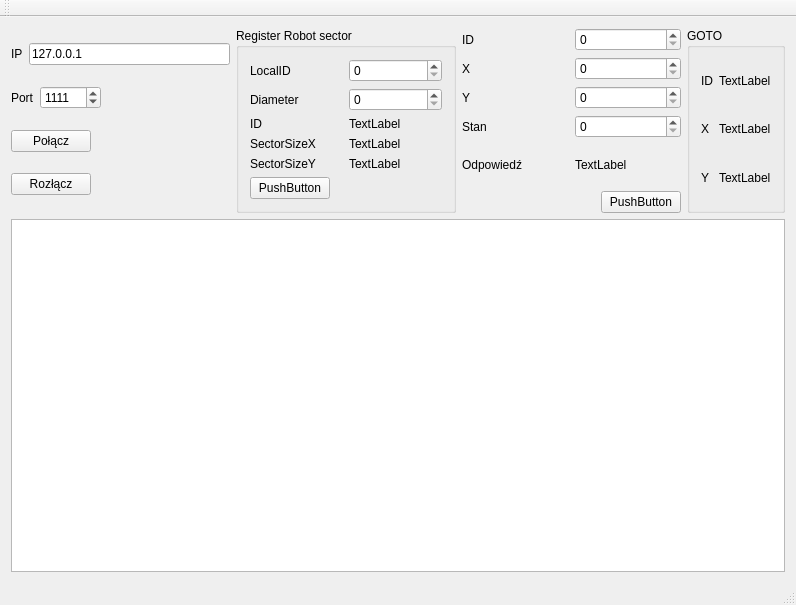
Above: klient/klient.ui from pawelbogner/sys_zdarzeniowe_2013 before the change. Below: the same form after it.
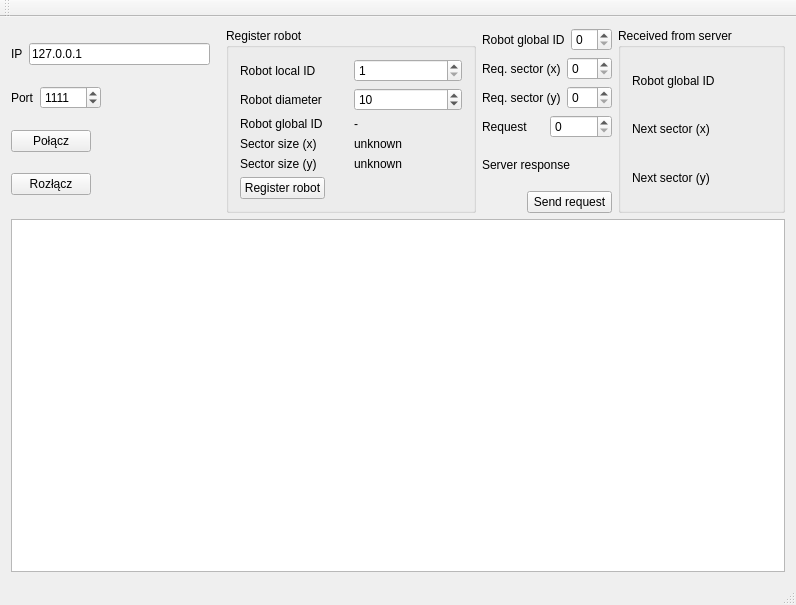
That is the form after the change.

```diff
--- a/klient/klient.ui
+++ b/klient/klient.ui
@@ -35,6 +35,22 @@
             </property>
            </widget>
           </item>
+          <item>
+           <spacer name="horizontalSpacer_6">
+            <property name="orientation">
+             <enum>Qt::Horizontal</enum>
+            </property>
+            <property name="sizeType">
+             <enum>QSizePolicy::Fixed</enum>
+            </property>
+            <property name="sizeHint" stdset="0">
+             <size>
+              <width>10</width>
+              <height>20</height>
+             </size>
+            </property>
+           </spacer>
+          </item>
          </layout>
         </item>
         <item>
@@ -61,6 +77,9 @@
             <property name="orientation">
              <enum>Qt::Horizontal</enum>
             </property>
+            <property name="sizeType">
+             <enum>QSizePolicy::Expanding</enum>
+            </property>
             <property name="sizeHint" stdset="0">
              <size>
               <width>40</width>
@@ -123,8 +142,20 @@
       </item>
       <item>
        <widget class="QGroupBox" name="groupBox">
+        <property name="sizePolicy">
+         <sizepolicy hsizetype="Fixed" vsizetype="Preferred">
+          <horstretch>0</horstretch>
+          <verstretch>0</verstretch>
+         </sizepolicy>
+        </property>
+        <property name="minimumSize">
+         <size>
+          <width>250</width>
+          <height>0</height>
+         </size>
+        </property>
         <property name="title">
-         <string>Register Robot sector</string>
+         <string>Register robot</string>
         </property>
         <layout class="QVBoxLayout" name="verticalLayout_2">
          <item>
@@ -132,12 +163,19 @@
            <item>
             <widget class="QLabel" name="label_3">
              <property name="text">
-              <string>LocalID</string>
+              <string>Robot local ID</string>
              </property>
             </widget>
            </item>
            <item>
-            <widget class="QSpinBox" name="rr_lid"/>
+            <widget class="QSpinBox" name="rr_lid">
+             <property name="minimum">
+              <number>1</number>
+             </property>
+             <property name="value">
+              <number>1</number>
+             </property>
+            </widget>
            </item>
           </layout>
          </item>
@@ -146,12 +184,19 @@
            <item>
             <widget class="QLabel" name="label_4">
              <property name="text">
-              <string>Diameter</string>
+              <string>Robot diameter</string>
              </property>
             </widget>
            </item>
            <item>
-            <widget class="QSpinBox" name="rr_dia"/>
+            <widget class="QSpinBox" name="rr_dia">
+             <property name="minimum">
+              <number>1</number>
+             </property>
+             <property name="value">
+              <number>10</number>
+             </property>
+            </widget>
            </item>
           </layout>
          </item>
@@ -160,14 +205,17 @@
            <item>
             <widget class="QLabel" name="label_5">
              <property name="text">
-              <string>ID</string>
+              <string>Robot global ID</string>
              </property>
             </widget>
            </item>
            <item>
             <widget class="QLabel" name="rr_id">
              <property name="text">
-              <string>TextLabel</string>
+              <string>-</string>
+             </property>
+             <property name="alignment">
+              <set>Qt::AlignLeading|Qt::AlignLeft|Qt::AlignVCenter</set>
              </property>
             </widget>
            </item>
@@ -178,14 +226,17 @@
            <item>
             <widget class="QLabel" name="label_7">
              <property name="text">
-              <string>SectorSizeX</string>
+              <string>Sector size (x)</string>
              </property>
             </widget>
            </item>
            <item>
             <widget class="QLabel" name="rr_ssx">
              <property name="text">
-              <string>TextLabel</string>
+              <string>unknown</string>
+             </property>
+             <property name="alignment">
+              <set>Qt::AlignLeading|Qt::AlignLeft|Qt::AlignVCenter</set>
              </property>
             </widget>
            </item>
@@ -196,14 +247,14 @@
            <item>
             <widget class="QLabel" name="label_9">
              <property name="text">
-              <string>SectorSizeY</string>
+              <string>Sector size (y)</string>
              </property>
             </widget>
            </item>
            <item>
             <widget class="QLabel" name="rr_ssy">
              <property name="text">
-              <string>TextLabel</string>
+              <string>unknown</string>
              </property>
             </widget>
            </item>
@@ -214,7 +265,7 @@
            <item>
             <widget class="QPushButton" name="pushButton_3">
              <property name="text">
-              <string>PushButton</string>
+              <string>Register robot</string>
              </property>
             </widget>
            </item>
@@ -243,7 +294,7 @@
           <item>
            <widget class="QLabel" name="label_6">
             <property name="text">
-             <string>ID</string>
+             <string>Robot global ID</string>
             </property>
            </widget>
           </item>
@@ -257,7 +308,7 @@
           <item>
            <widget class="QLabel" name="label_8">
             <property name="text">
-             <string>X</string>
+             <string>Req. sector (x)</string>
             </property>
            </widget>
           </item>
@@ -271,7 +322,7 @@
           <item>
            <widget class="QLabel" name="label_10">
             <property name="text">
-             <string>Y</string>
+             <string>Req. sector (y)</string>
             </property>
            </widget>
           </item>
@@ -285,7 +336,7 @@
           <item>
            <widget class="QLabel" name="label_11">
             <property name="text">
-             <string>Stan</string>
+             <string>Request</string>
             </property>
            </widget>
           </item>
@@ -299,14 +350,14 @@
           <item>
            <widget class="QLabel" name="label_13">
             <property name="text">
-             <string>Odpowiedź</string>
+             <string>Server response</string>
             </property>
            </widget>
           </item>
           <item>
            <widget class="QLabel" name="s_resp">
             <property name="text">
-             <string>TextLabel</string>
+             <string/>
             </property>
            </widget>
           </item>
@@ -319,6 +370,9 @@
             <property name="orientation">
              <enum>Qt::Horizontal</enum>
             </property>
+            <property name="sizeType">
+             <enum>QSizePolicy::Fixed</enum>
+            </property>
             <property name="sizeHint" stdset="0">
              <size>
               <width>45</width>
@@ -330,7 +384,7 @@
           <item>
            <widget class="QPushButton" name="pushButton_4">
             <property name="text">
-             <string>PushButton</string>
+             <string>Send request</string>
             </property>
            </widget>
           </item>
@@ -341,7 +395,7 @@
       <item>
        <widget class="QGroupBox" name="groupBox_3">
         <property name="title">
-         <string>GOTO</string>
+         <string>Received from server</string>
         </property>
         <layout class="QVBoxLayout" name="verticalLayout_4">
          <item>
@@ -349,14 +403,20 @@
            <item>
             <widget class="QLabel" name="label_12">
              <property name="text">
-              <string>ID</string>
+              <string>Robot global ID</string>
              </property>
             </widget>
            </item>
            <item>
             <widget class="QLabel" name="gt_id">
+             <property name="minimumSize">
+              <size>
+               <width>50</width>
+               <height>0</height>
+              </size>
+             </property>
              <property name="text">
-              <string>TextLabel</string>
+              <string/>
              </property>
             </widget>
            </item>
@@ -367,14 +427,14 @@
            <item>
             <widget class="QLabel" name="label_14">
              <property name="text">
-              <string>X</string>
+              <string>Next sector (x)</string>
              </property>
             </widget>
            </item>
            <item>
             <widget class="QLabel" name="gt_x">
              <property name="text">
-              <string>TextLabel</string>
+              <string/>
              </property>
             </widget>
            </item>
@@ -385,14 +445,14 @@
            <item>
             <widget class="QLabel" name="label_15">
              <property name="text">
-              <string>Y</string>
+              <string>Next sector (y)</string>
              </property>
             </widget>
            </item>
            <item>
             <widget class="QLabel" name="gt_y">
              <property name="text">
-              <string>TextLabel</string>
+              <string/>
              </property>
             </widget>
            </item>
```
Left out of the diff: 4 changed lines with no effect on the pictures.
